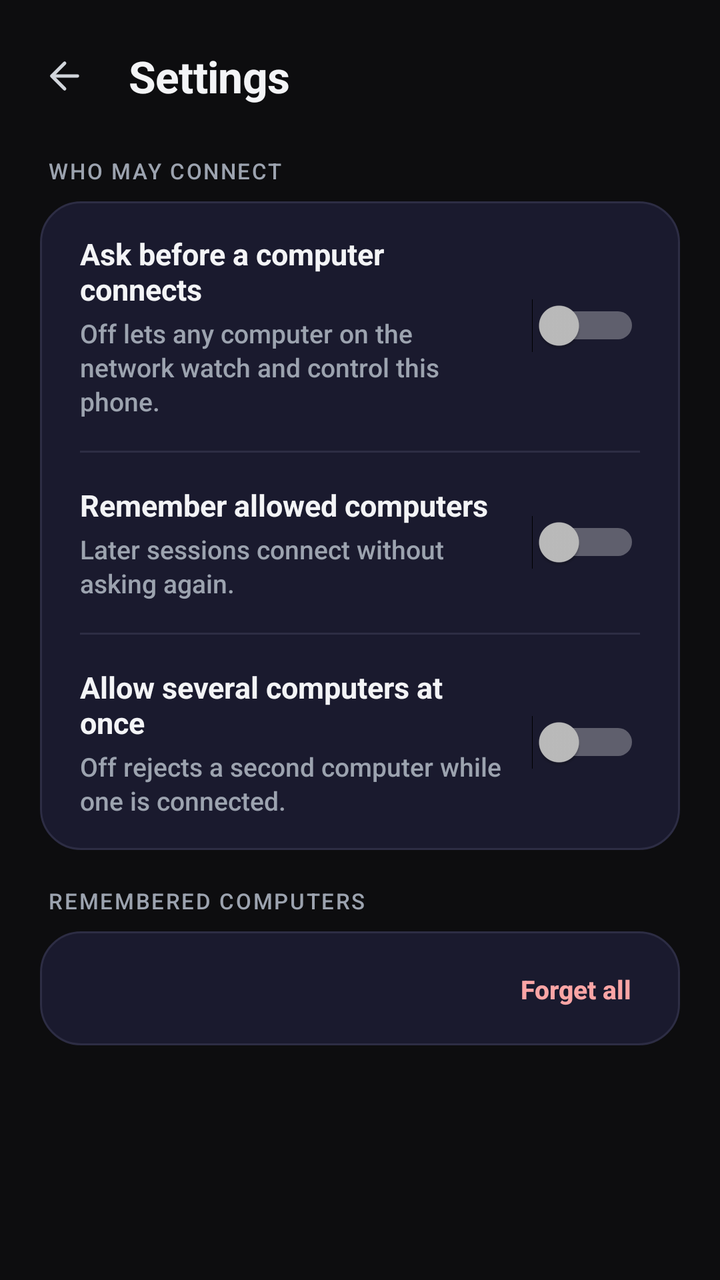
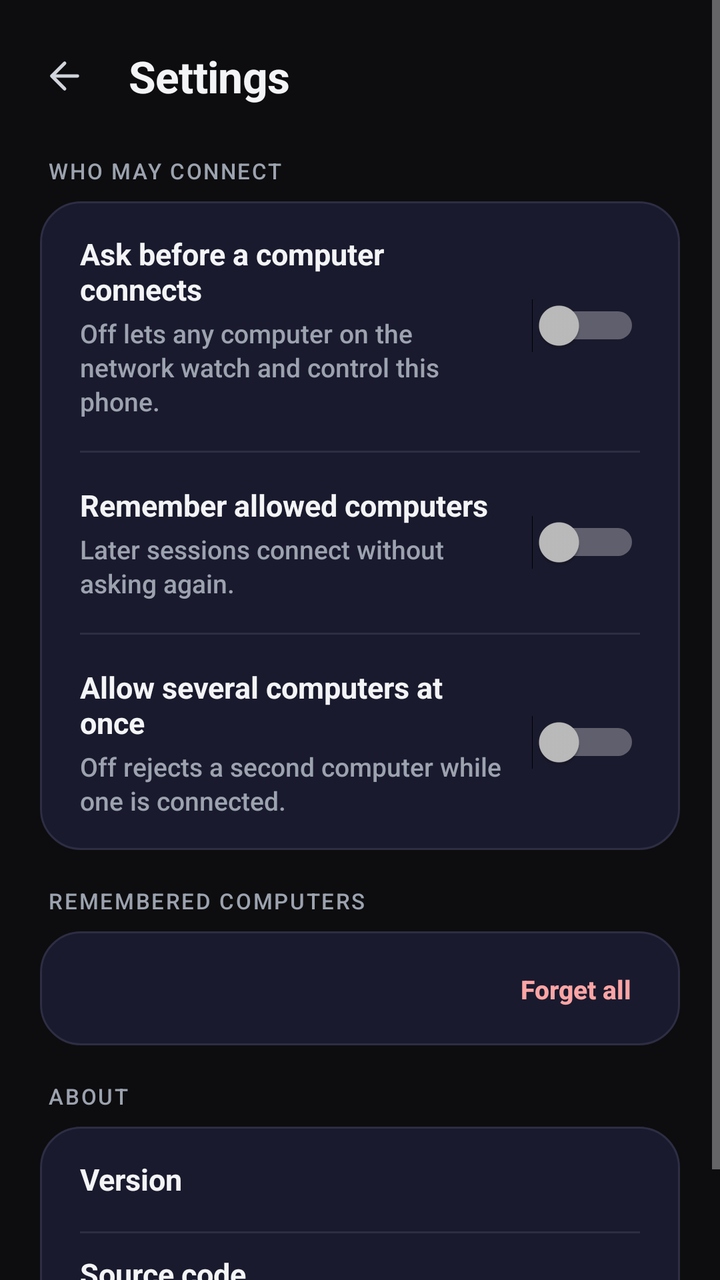

An Android layout rendered at two revisions. The XML below is the earlier revision; the diff shows what the commit changed to produce the second picture.
<!-- AndroidManifest.xml: application theme Theme.RemotePhone -->
<!-- res/layout/activity_settings.xml -->
<?xml version="1.0" encoding="utf-8"?>
<ScrollView xmlns:android="http://schemas.android.com/apk/res/android"
    android:layout_width="match_parent"
    android:layout_height="match_parent"
    android:background="@color/bg_dark"
    android:fillViewport="true">

    <LinearLayout
        android:layout_width="match_parent"
        android:layout_height="wrap_content"
        android:orientation="vertical"
        android:paddingStart="20dp"
        android:paddingEnd="20dp"
        android:paddingTop="16dp"
        android:paddingBottom="24dp">

        <LinearLayout
            android:layout_width="match_parent"
            android:layout_height="wrap_content"
            android:orientation="horizontal"
            android:gravity="center_vertical">

            <ImageButton
                android:id="@+id/backButton"
                android:layout_width="44dp"
                android:layout_height="44dp"
                android:layout_marginStart="-10dp"
                android:background="?android:attr/selectableItemBackgroundBorderless"
                android:src="@drawable/ic_back"
                android:tint="@color/text_secondary"
                android:contentDescription="Back" />

            <TextView
                android:layout_width="wrap_content"
                android:layout_height="wrap_content"
                android:layout_marginStart="10dp"
                android:text="Settings"
                android:textSize="22sp"
                style="@style/Title"
                android:letterSpacing="-0.01" />
        </LinearLayout>

        <TextView
            style="@style/Label"
            android:layout_marginStart="4dp"
            android:layout_marginTop="18dp"
            android:text="WHO MAY CONNECT" />

        <LinearLayout
            style="@style/Card"
            android:layout_marginTop="8dp"
            android:showDividers="middle"
            android:divider="@drawable/divider"
            android:dividerPadding="20dp">

            <LinearLayout
                android:layout_width="match_parent"
                android:layout_height="wrap_content"
                android:orientation="horizontal"
                android:gravity="center_vertical"
                android:paddingTop="16dp"
                android:paddingBottom="16dp"
                android:paddingStart="20dp"
                android:paddingEnd="20dp">

                <LinearLayout
                    style="@style/TextColumn"
                    android:layout_marginStart="0dp">

                    <TextView
                        style="@style/Title"
                        android:text="Ask before a computer connects" />

                    <TextView
                        style="@style/Body"
                        android:layout_marginTop="3dp"
                        android:text="Off lets any computer on the network watch and control this phone." />
                </LinearLayout>

                <Switch
                    android:id="@+id/askToggle"
                    android:layout_width="wrap_content"
                    android:layout_height="wrap_content"
                    android:layout_marginStart="14dp"
                    android:contentDescription="Ask before a computer connects" />
            </LinearLayout>

            <LinearLayout
                android:layout_width="match_parent"
                android:layout_height="wrap_content"
                android:orientation="horizontal"
                android:gravity="center_vertical"
                android:paddingTop="16dp"
                android:paddingBottom="16dp"
                android:paddingStart="20dp"
                android:paddingEnd="20dp">

                <LinearLayout
                    style="@style/TextColumn"
                    android:layout_marginStart="0dp">

                    <TextView
                        style="@style/Title"
                        android:text="Remember allowed computers" />

                    <TextView
                        style="@style/Body"
                        android:layout_marginTop="3dp"
                        android:text="Later sessions connect without asking again." />
                </LinearLayout>

                <Switch
                    android:id="@+id/rememberToggle"
                    android:layout_width="wrap_content"
                    android:layout_height="wrap_content"
                    android:layout_marginStart="14dp"
                    android:contentDescription="Remember allowed computers" />
            </LinearLayout>

            <LinearLayout
                android:layout_width="match_parent"
                android:layout_height="wrap_content"
                android:orientation="horizontal"
                android:gravity="center_vertical"
                android:paddingTop="16dp"
                android:paddingBottom="16dp"
                android:paddingStart="20dp"
                android:paddingEnd="20dp">

                <LinearLayout
                    style="@style/TextColumn"
                    android:layout_marginStart="0dp">

                    <TextView
                        style="@style/Title"
                        android:text="Allow several computers at once" />

                    <TextView
                        style="@style/Body"
                        android:layout_marginTop="3dp"
                        android:text="Off rejects a second computer while one is connected." />
                </LinearLayout>

                <Switch
                    android:id="@+id/multipleToggle"
                    android:layout_width="wrap_content"
                    android:layout_height="wrap_content"
                    android:layout_marginStart="14dp"
                    android:contentDescription="Allow several computers at once" />
            </LinearLayout>
        </LinearLayout>

        <LinearLayout
            android:layout_width="match_parent"
            android:layout_height="wrap_content"
            android:layout_marginTop="18dp"
            android:paddingStart="4dp"
            android:paddingEnd="4dp"
            android:orientation="horizontal">

            <TextView
                style="@style/Label"
                android:layout_width="0dp"
                android:layout_weight="1"
                android:text="REMEMBERED COMPUTERS" />

            <TextView
                android:id="@+id/rememberedCount"
                style="@style/Label" />
        </LinearLayout>

        <LinearLayout
            style="@style/Card"
            android:layout_marginTop="8dp"
            android:showDividers="middle"
            android:divider="@drawable/divider"
            android:dividerPadding="20dp">

            
            <LinearLayout
                android:id="@+id/rememberedList"
                android:layout_width="match_parent"
                android:layout_height="wrap_content"
                android:orientation="vertical"
                android:paddingStart="6dp"
                android:paddingEnd="4dp"
                android:showDividers="middle"
                android:divider="@drawable/divider"
                android:dividerPadding="14dp" />

            <LinearLayout
                android:layout_width="match_parent"
                android:layout_height="wrap_content"
                android:orientation="horizontal"
                android:gravity="center_vertical"
                android:paddingStart="20dp"
                android:paddingEnd="12dp"
                android:paddingTop="6dp"
                android:paddingBottom="6dp">

                <TextView
                    android:id="@+id/rememberedFooter"
                    style="@style/Body"
                    android:layout_width="0dp"
                    android:layout_weight="1" />

                <Button
                    android:id="@+id/forgetButton"
                    style="@style/RowAction"
                    android:text="Forget all" />
            </LinearLayout>
        </LinearLayout>

    </LinearLayout>
</ScrollView>
<!-- resources referenced by this layout -->
<resources>
  <color name="bg_dark">#FF0D0D0F</color>
  <color name="text_secondary">#FFD1D5DB</color>
  <!-- drawable divider (drawable) -->
  <?xml version="1.0" encoding="utf-8"?>
  <shape xmlns:android="http://schemas.android.com/apk/res/android"
      android:shape="rectangle">
      <solid android:color="@color/card_border" />
      <size android:height="1dp" />
  </shape>
  <style name="Body">
          <item name="android:layout_width">wrap_content</item>
          <item name="android:layout_height">wrap_content</item>
          <item name="android:textSize">13sp</item>
          <item name="android:textColor">@color/text_muted</item>
          <item name="android:lineSpacingMultiplier">1.1</item>
      </style>
  <style name="Card">
          <item name="android:layout_width">match_parent</item>
          <item name="android:layout_height">wrap_content</item>
          <item name="android:layout_marginTop">16dp</item>
          <item name="android:orientation">vertical</item>
          <item name="android:background">@drawable/card_background</item>
      </style>
  <style name="Label">
          <item name="android:layout_width">wrap_content</item>
          <item name="android:layout_height">wrap_content</item>
          <item name="android:textSize">11sp</item>
          <item name="android:letterSpacing">0.08</item>
          <item name="android:textColor">@color/text_muted</item>
      </style>
  <style name="RowAction" parent="Btn">
          <item name="android:layout_width">wrap_content</item>
          <item name="android:layout_height">44dp</item>
          <item name="android:paddingStart">12dp</item>
          <item name="android:paddingEnd">12dp</item>
          <item name="android:textSize">13sp</item>
          <item name="android:fontFamily">sans-serif-medium</item>
          <item name="android:textColor">@color/red_text</item>
      </style>
  <style name="TextColumn">
          <item name="android:layout_width">0dp</item>
          <item name="android:layout_height">wrap_content</item>
          <item name="android:layout_weight">1</item>
          <item name="android:layout_marginStart">14dp</item>
          <item name="android:orientation">vertical</item>
      </style>
  <style name="Title">
          <item name="android:layout_width">wrap_content</item>
          <item name="android:layout_height">wrap_content</item>
          <item name="android:textSize">15sp</item>
          <item name="android:fontFamily">sans-serif</item>
          <item name="android:textStyle">bold</item>
      </style>
  <color name="card_border">#FF2D2D44</color>
  <color name="text_muted">#FF9CA3AF</color>
  <!-- drawable card_background (drawable) -->
  <?xml version="1.0" encoding="utf-8"?>
  <shape xmlns:android="http://schemas.android.com/apk/res/android"
      android:shape="rectangle">
      <solid android:color="@color/card_bg" />
      <stroke android:width="1dp" android:color="@color/card_border" />
      <corners android:radius="20dp" />
  </shape>
  <color name="red_text">#FFFCA5A5</color>
  <color name="primary">#FF7C3AED</color>
  <color name="primary_dark">#FF6D28D9</color>
  <color name="text_primary">#FFF3F4F6</color>
  <color name="card_bg">#FF1A1A2E</color>
  <!-- unchanged entries left out for length: 3 -->
</resources>

<!-- the commit's change to res/layout/activity_settings.xml (unified diff, before → after) -->
@@ -211,5 +211,75 @@
             </LinearLayout>
         </LinearLayout>
 
+        <TextView
+            style="@style/Label"
+            android:layout_marginStart="4dp"
+            android:layout_marginTop="18dp"
+            android:text="ABOUT" />
+
+        <LinearLayout
+            style="@style/Card"
+            android:layout_marginTop="8dp"
+            android:showDividers="middle"
+            android:divider="@drawable/divider"
+            android:dividerPadding="20dp">
+
+            <LinearLayout
+                android:layout_width="match_parent"
+                android:layout_height="wrap_content"
+                android:orientation="horizontal"
+                android:gravity="center_vertical"
+                android:paddingTop="16dp"
+                android:paddingBottom="16dp"
+                android:paddingStart="20dp"
+                android:paddingEnd="20dp">
+
+                <TextView
+                    style="@style/Title"
+                    android:layout_width="0dp"
+                    android:layout_weight="1"
+                    android:text="Version" />
+
+                <TextView
+                    android:id="@+id/versionText"
+                    style="@style/Body" />
+            </LinearLayout>
+
+            <LinearLayout
+                android:id="@+id/sourceRow"
+                android:layout_width="match_parent"
+                android:layout_height="wrap_content"
+                android:minHeight="60dp"
+                android:orientation="horizontal"
+                android:gravity="center_vertical"
+                android:paddingStart="20dp"
+                android:paddingEnd="20dp"
+                android:paddingTop="8dp"
+                android:paddingBottom="8dp"
+                android:background="?android:attr/selectableItemBackground">
+
+                <LinearLayout
+                    style="@style/TextColumn"
+                    android:layout_marginStart="0dp">
+
+                    <TextView
+                        style="@style/Title"
+                        android:text="Source code" />
+
+                    <TextView
+                        style="@style/Body"
+                        android:layout_marginTop="2dp"
+                        android:text="github.com/dpk404/remote-phone" />
+                </LinearLayout>
+
+                <ImageView
+                    android:layout_width="16dp"
+                    android:layout_height="16dp"
+                    android:layout_marginStart="8dp"
+                    android:src="@drawable/ic_chevron"
+                    android:importantForAccessibility="no" />
+            </LinearLayout>
+        </LinearLayout>
+
     </LinearLayout>
 </ScrollView>
<!-- resource entries referenced after the edit -->
@@ -9,6 +9,20 @@
       <solid android:color="@color/card_border" />
       <size android:height="1dp" />
   </shape>
+  <!-- drawable ic_chevron (drawable) -->
+  <?xml version="1.0" encoding="utf-8"?>
+  <vector xmlns:android="http://schemas.android.com/apk/res/android"
+      android:width="16dp"
+      android:height="16dp"
+      android:viewportWidth="24"
+      android:viewportHeight="24">
+      <path
+          android:pathData="m9 18 6-6-6-6"
+          android:strokeColor="#FF6B7280"
+          android:strokeWidth="2.2"
+          android:strokeLineCap="round"
+          android:strokeLineJoin="round" />
+  </vector>
   <style name="Body">
           <item name="android:layout_width">wrap_content</item>
           <item name="android:layout_height">wrap_content</item>
